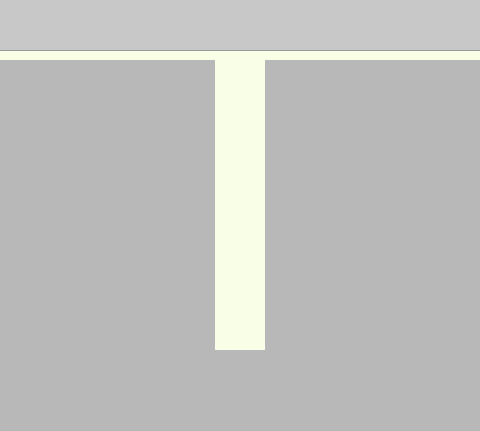
First picture: the form in about.ui, repository capp-adocia/HMCW, before the edit; both pictures show x 195 to 675 and y 307 to 738 of the 951 by 738 pixel window.
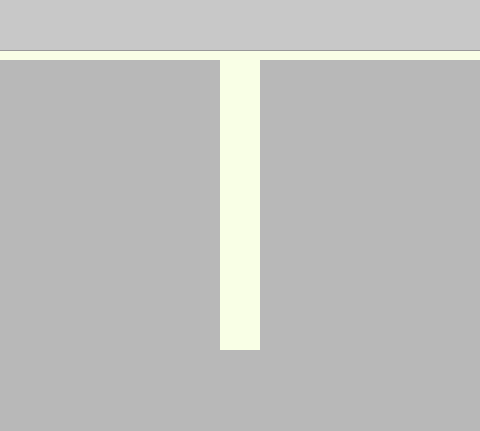
Second picture: the form after the edit.

```diff
--- a/about.ui
+++ b/about.ui
@@ -166,13 +166,13 @@
           <widget class="QWidget" name="BillboardDown" native="true">
            <property name="minimumSize">
             <size>
-             <width>50</width>
+             <width>40</width>
              <height>290</height>
             </size>
            </property>
            <property name="maximumSize">
             <size>
-             <width>50</width>
+             <width>40</width>
              <height>290</height>
             </size>
            </property>
```
Left out of the diff: 6 changed lines with no effect on the pictures.
